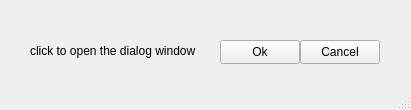
Before: the Qt Designer form Cross-platform_development_on_Qt/3_Qt_Designer/mainwindow.ui in Evgeniy-Maslov/Homework_CPP-16, drawn with Qt 5.
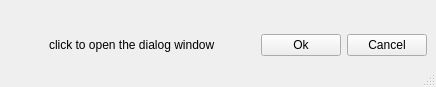
After: the same form once the commit is applied.

```diff
--- a/Cross-platform_development_on_Qt/3_Qt_Designer/mainwindow.ui
+++ b/Cross-platform_development_on_Qt/3_Qt_Designer/mainwindow.ui
@@ -6,53 +6,86 @@
    <rect>
     <x>0</x>
     <y>0</y>
-    <width>411</width>
-    <height>110</height>
+    <width>436</width>
+    <height>87</height>
    </rect>
   </property>
+  <property name="maximumSize">
+   <size>
+    <width>436</width>
+    <height>100</height>
+   </size>
+  </property>
   <property name="windowTitle">
    <string>MainWindow</string>
   </property>
   <widget class="QWidget" name="centralwidget">
+   <layout class="QVBoxLayout" name="verticalLayout">
+    <item>
+     <spacer name="verticalSpacer">
+      <property name="orientation">
+       <enum>Qt::Orientation::Vertical</enum>
+      </property>
+      <property name="sizeHint" stdset="0">
+       <size>
+        <width>20</width>
+        <height>40</height>
+       </size>
+      </property>
+     </spacer>
+    </item>
+    <item>
+     <layout class="QGridLayout" name="gridLayout">
+      <item row="0" column="4">
+       <widget class="QPushButton" name="pushButton_2">
+        <property name="text">
+         <string>Cancel</string>
+        </property>
+       </widget>
+      </item>
+      <item row="0" column="3">
    <widget class="QPushButton" name="pushButton_1">
-    <property name="geometry">
-     <rect>
-      <x>220</x>
-      <y>40</y>
-      <width>80</width>
-      <height>24</height>
-     </rect>
-    </property>
     <property name="text">
      <string>Ok</string>
     </property>
    </widget>
+      </item>
+      <item row="0" column="1">
    <widget class="QLabel" name="label">
-    <property name="geometry">
-     <rect>
-      <x>30</x>
-      <y>40</y>
-      <width>181</width>
-      <height>21</height>
-     </rect>
-    </property>
     <property name="text">
      <string>click to open the dialog window</string>
     </property>
    </widget>
-   <widget class="QPushButton" name="pushButton_2">
-    <property name="geometry">
-     <rect>
-      <x>300</x>
-      <y>40</y>
-      <width>80</width>
-      <height>24</height>
-     </rect>
-    </property>
-    <property name="text">
-     <string>Cancel</string>
-    </property>
-   </widget>
+      </item>
+      <item row="0" column="2">
+       <spacer name="horizontalSpacer">
+        <property name="orientation">
+         <enum>Qt::Orientation::Horizontal</enum>
+        </property>
+        <property name="sizeHint" stdset="0">
+         <size>
+          <width>40</width>
+          <height>20</height>
+         </size>
+        </property>
+       </spacer>
+      </item>
+      <item row="0" column="0">
+       <spacer name="horizontalSpacer_2">
+        <property name="orientation">
+         <enum>Qt::Orientation::Horizontal</enum>
+        </property>
+        <property name="sizeHint" stdset="0">
+         <size>
+          <width>40</width>
+          <height>20</height>
+         </size>
+        </property>
+       </spacer>
+      </item>
+     </layout>
+    </item>
+   </layout>
   </widget>
   <widget class="QMenuBar" name="menubar">
    <property name="geometry">
```
Left out of the diff: 2 changed lines with no effect on the pictures. Lines whose indentation alone changed are shown as unchanged.
